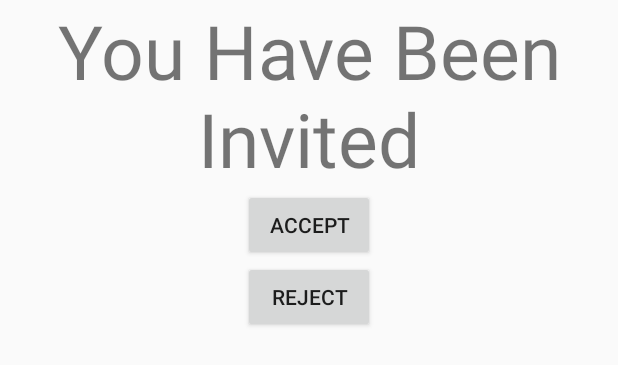
After one commit to crosenblatt/wizard-duel-2-app, an Android app: the layout activity_custom_games_offer.xml on its own in the app's theme, with its tools: preview values and no code run, on a phone screen of 412 x 824 dp. The commit adds this screen. Shown: the top 365 px of the screen. Run offline under Robolectric (Android 15) with nearby library versions, the phone set to English and light mode, and no system bars.

Commit message:
basic frontend for custom games

```diff
--- a/WizardDuel2/app/src/main/AndroidManifest.xml
+++ b/WizardDuel2/app/src/main/AndroidManifest.xml
@@ -86,7 +86,8 @@
         <activity android:name=".PostGameActivity" />
         <activity android:name=".OfflineGameActivity" />
         <activity android:name=".CustomGameMakerActivity" />
-        <activity android:name=".CustomGamesActivity"></activity>
+        <activity android:name=".CustomGamesActivity" />
+        <activity android:name=".CustomGamesOfferActivity"></activity>
     </application>
 
 </manifest>
--- /dev/null
+++ b/WizardDuel2/app/src/main/res/layout/activity_custom_games_offer.xml
@@ -0,0 +1,40 @@
+<?xml version="1.0" encoding="utf-8"?>
+<android.support.constraint.ConstraintLayout xmlns:android="http://schemas.android.com/apk/res/android"
+    xmlns:app="http://schemas.android.com/apk/res-auto"
+    xmlns:tools="http://schemas.android.com/tools"
+    android:layout_width="match_parent"
+    android:layout_height="match_parent"
+    tools:context="com.cs307.crosenblatt.wizardduel2.CustomGamesOfferActivity">
+
+    <RelativeLayout
+        android:layout_width="match_parent"
+        android:layout_height="match_parent">
+
+        <TextView
+            android:layout_width="wrap_content"
+            android:layout_height="wrap_content"
+            android:layout_centerHorizontal="true"
+            android:textAlignment="center"
+            android:text="@string/invited"
+            android:textSize="50dp"
+            android:id="@+id/accept_textview"
+            />
+
+        <Button
+            android:layout_width="wrap_content"
+            android:layout_height="wrap_content"
+            android:layout_centerHorizontal="true"
+            android:text="@string/accept"
+            android:layout_below="@+id/accept_textview"
+            android:id="@+id/accept_button"/>
+
+        <Button
+            android:layout_width="wrap_content"
+            android:layout_height="wrap_content"
+            android:layout_centerHorizontal="true"
+            android:text="@string/reject"
+            android:layout_below="@+id/accept_button"
+            android:id="@+id/reject_button"/>
+    </RelativeLayout>
+
+</android.support.constraint.ConstraintLayout>
--- a/WizardDuel2/app/src/main/res/values/strings.xml
+++ b/WizardDuel2/app/src/main/res/values/strings.xml
@@ -72,5 +72,8 @@
     <string name="send_request">Send Request</string>
     <string name="custom">Custom Game</string>
     <string name="req_time">Time of Game</string>
+    <string name="invited">You Have Been Invited</string>
+    <string name="accept">Accept</string>
+    <string name="reject">Reject</string>
 
 </resources>
```
Also changed, not shown: WizardDuel2/app/src/main/java/com/cs307/crosenblatt/wizardduel2/CustomGamesOfferActivity.java (added, +120 -0 lines), WizardDuel2/app/src/main/java/com/cs307/crosenblatt/wizardduel2/HomePageActivity.java (+12 -65 lines).
